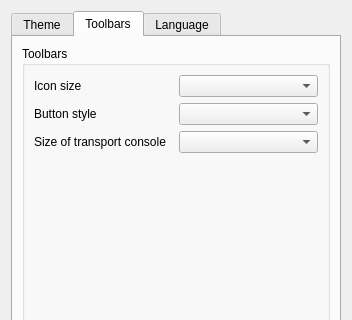
Before: the Qt Designer form src/traverso/ui/AppearenceConfigPage.ui in ErwanLegrand/Traverso-DAW, drawn with Qt 5; both pictures show x 0 to 352 and y 0 to 320 of the 352 by 531 pixel window.
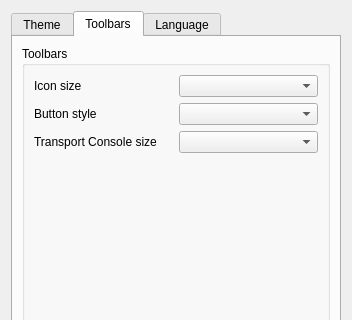
After: the same form once the commit is applied. The open tabs and pages were chosen to show the change.

What changed in the file:
```diff
--- a/src/traverso/ui/AppearenceConfigPage.ui
+++ b/src/traverso/ui/AppearenceConfigPage.ui
@@ -342,7 +342,7 @@
             <item>
              <widget class="QLabel" name="label_6" >
               <property name="text" >
-               <string>Size of transport console</string>
+               <string>Transport Console size</string>
               </property>
              </widget>
             </item>
```
